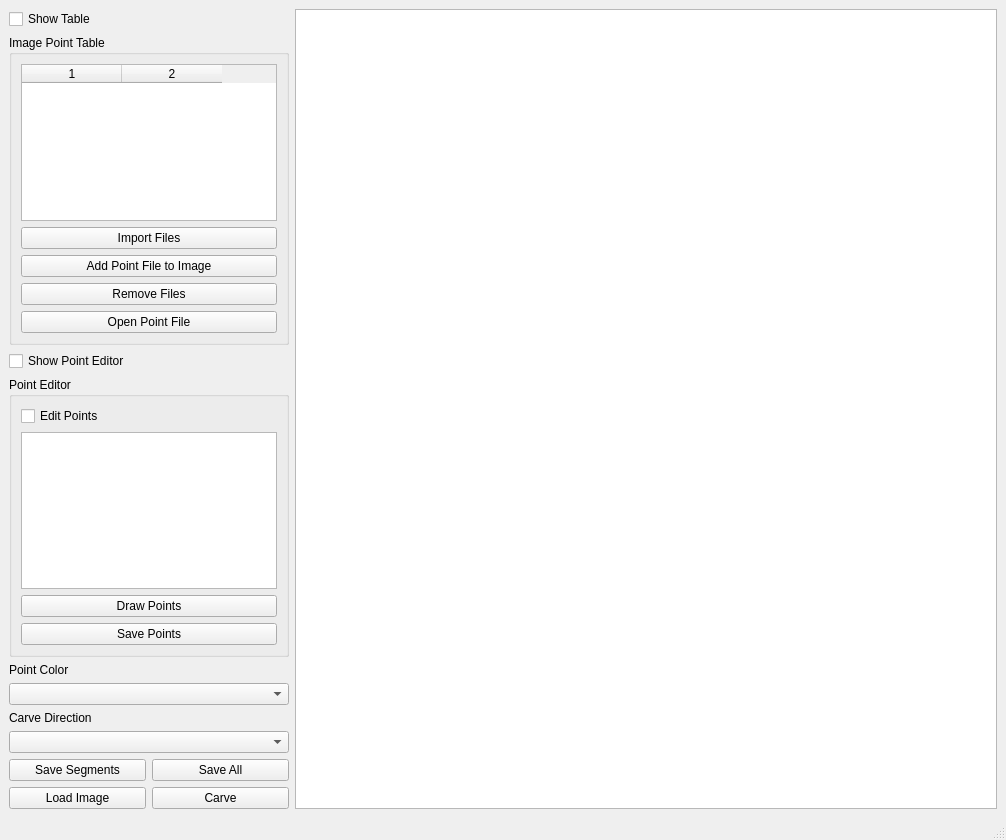
Before: the Qt Designer form ui/interface.ui in D-K-E/PointCarver, drawn with Qt 5.
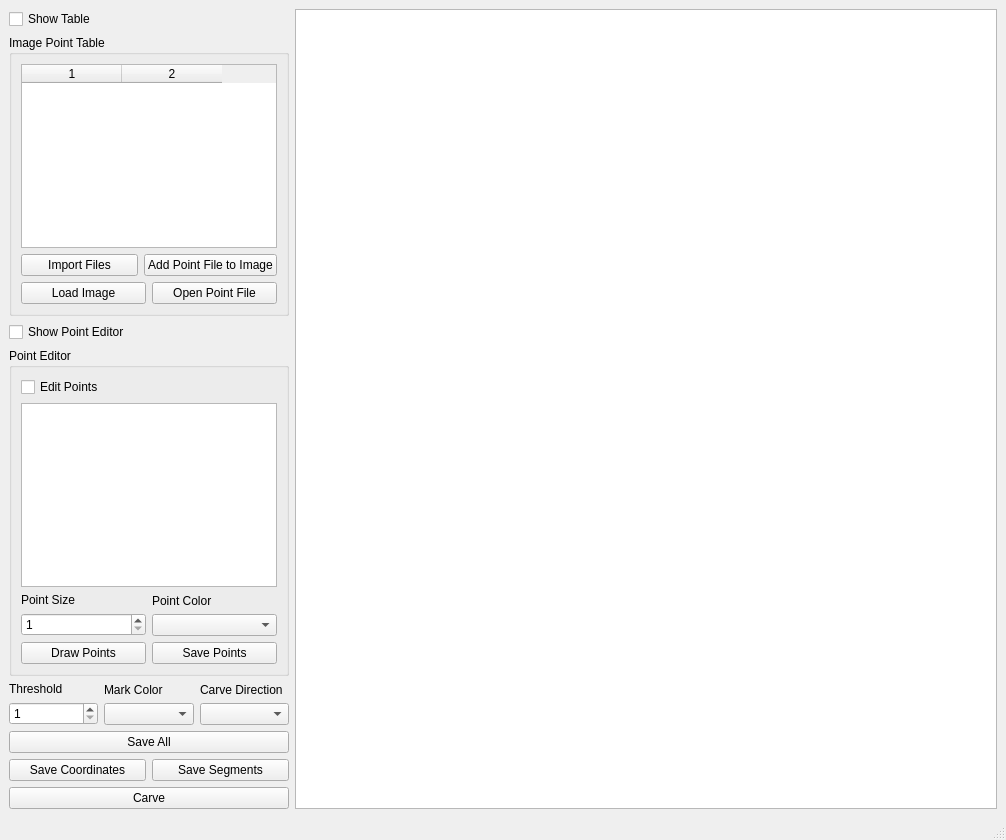
After: the same form once the commit is applied.

What changed in the file:
```diff
--- a/ui/interface.ui
+++ b/ui/interface.ui
@@ -48,6 +48,8 @@
             </widget>
            </item>
            <item>
+            <layout class="QHBoxLayout" name="horizontalLayout_8">
+             <item>
             <widget class="QPushButton" name="importBtn">
              <property name="text">
               <string>Import Files</string>
@@ -61,10 +63,14 @@
              </property>
             </widget>
            </item>
+            </layout>
+           </item>
            <item>
-            <widget class="QPushButton" name="removeBtn">
+            <layout class="QHBoxLayout" name="horizontalLayout_10">
+             <item>
+              <widget class="QPushButton" name="loadBtn">
              <property name="text">
-              <string>Remove Files</string>
+                <string>Load Image</string>
              </property>
             </widget>
            </item>
@@ -79,6 +85,8 @@
             </widget>
            </item>
           </layout>
+           </item>
+          </layout>
          </widget>
         </item>
         <item>
@@ -105,6 +113,51 @@
             <widget class="QPlainTextEdit" name="pointEditor"/>
            </item>
            <item>
+            <layout class="QVBoxLayout" name="verticalLayout_6">
+             <item>
+              <layout class="QHBoxLayout" name="horizontalLayout_5">
+               <item>
+                <layout class="QVBoxLayout" name="verticalLayout_9">
+                 <item>
+                  <widget class="QLabel" name="pointSizeLabel">
+                   <property name="text">
+                    <string>Point Size</string>
+                   </property>
+                  </widget>
+                 </item>
+                 <item>
+                  <widget class="QSpinBox" name="pointSizeSpin">
+                   <property name="minimum">
+                    <number>1</number>
+                   </property>
+                   <property name="maximum">
+                    <number>10</number>
+                   </property>
+                  </widget>
+                 </item>
+                </layout>
+               </item>
+               <item>
+                <layout class="QVBoxLayout" name="verticalLayout_8">
+                 <item>
+                  <widget class="QLabel" name="pointColorLabel">
+                   <property name="text">
+                    <string>Point Color</string>
+                   </property>
+                  </widget>
+                 </item>
+                 <item>
+                  <widget class="QComboBox" name="pointColorComboBox"/>
+                 </item>
+                </layout>
+               </item>
+              </layout>
+             </item>
+            </layout>
+           </item>
+           <item>
+            <layout class="QHBoxLayout" name="horizontalLayout_9">
+             <item>
             <widget class="QPushButton" name="drawPointsBtn">
              <property name="text">
               <string>Draw Points</string>
@@ -119,24 +172,48 @@
             </widget>
            </item>
           </layout>
+           </item>
+          </layout>
          </widget>
         </item>
         <item>
          <layout class="QVBoxLayout" name="verticalLayout_3">
           <item>
-           <layout class="QVBoxLayout" name="verticalLayout_6">
+           <layout class="QHBoxLayout" name="horizontalLayout_6">
             <item>
-             <widget class="QLabel" name="pointColorLabel">
+             <layout class="QVBoxLayout" name="verticalLayout_12">
+              <item>
+               <widget class="QLabel" name="thresholdLabel">
               <property name="text">
-               <string>Point Color</string>
+                 <string>Threshold</string>
               </property>
              </widget>
             </item>
             <item>
-             <widget class="QComboBox" name="pointColorComboBox"/>
+               <widget class="QSpinBox" name="thresholdSpin">
+                <property name="minimum">
+                 <number>1</number>
+                </property>
+               </widget>
             </item>
            </layout>
           </item>
+            <item>
+             <layout class="QVBoxLayout" name="verticalLayout_10">
+              <item>
+               <widget class="QLabel" name="markColorLabel">
+                <property name="text">
+                 <string>Mark Color</string>
+                </property>
+               </widget>
+              </item>
+              <item>
+               <widget class="QComboBox" name="markColorComboBox"/>
+              </item>
+             </layout>
+            </item>
+            <item>
+             <layout class="QVBoxLayout" name="verticalLayout_11">
           <item>
            <widget class="QLabel" name="carveDirLabel">
             <property name="text">
@@ -147,19 +224,16 @@
           <item>
            <widget class="QComboBox" name="carveDirComboBox"/>
           </item>
+             </layout>
+            </item>
+           </layout>
+          </item>
           <item>
            <layout class="QHBoxLayout" name="horizontalLayout_2">
             <item>
              <layout class="QVBoxLayout" name="verticalLayout">
               <item>
                <layout class="QHBoxLayout" name="horizontalLayout_4">
-                <item>
-                 <widget class="QPushButton" name="saveBtn">
-                  <property name="text">
-                   <string>Save Segments</string>
-                  </property>
-                 </widget>
-                </item>
                 <item>
                  <widget class="QPushButton" name="saveAllBtn">
                   <property name="text">
@@ -169,15 +243,26 @@
                 </item>
                </layout>
               </item>
+              <item>
+               <layout class="QHBoxLayout" name="horizontalLayout_7">
+                <item>
+                 <widget class="QPushButton" name="pushButton_2">
+                  <property name="text">
+                   <string>Save Coordinates</string>
+                  </property>
+                 </widget>
+                </item>
+                <item>
+                 <widget class="QPushButton" name="saveBtn">
+                  <property name="text">
+                   <string>Save Segments</string>
+                  </property>
+                 </widget>
+                </item>
+               </layout>
+              </item>
               <item>
                <layout class="QHBoxLayout" name="horizontalLayout_3">
-                <item>
-                 <widget class="QPushButton" name="loadBtn">
-                  <property name="text">
-                   <string>Load Image</string>
-                  </property>
-                 </widget>
-                </item>
                 <item>
                  <widget class="QPushButton" name="carveBtn">
                   <property name="text">
```
Lines whose indentation alone changed are shown as unchanged.
